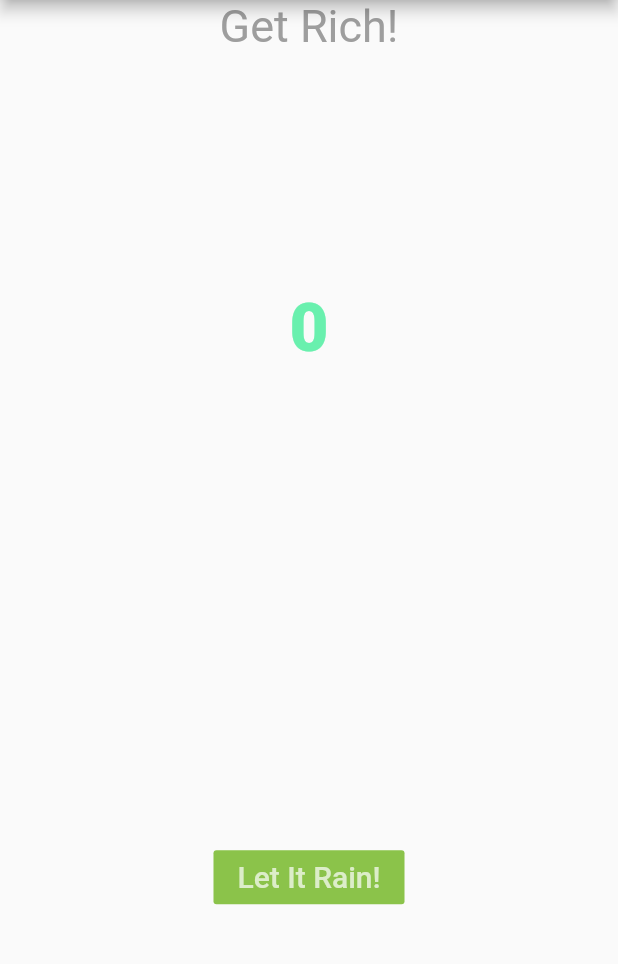
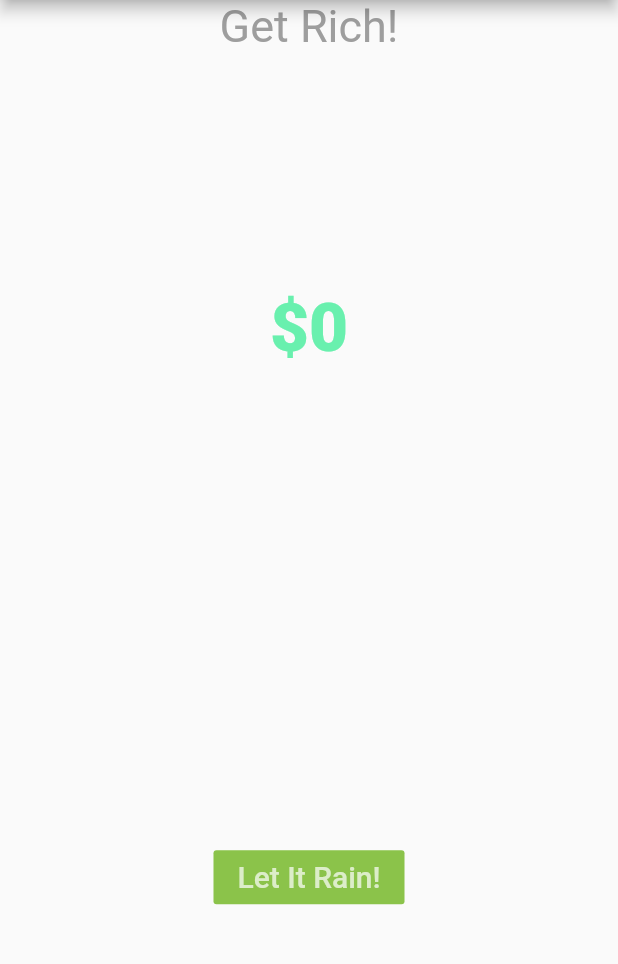
Before and after one commit to ashenmalaka/Flutter_Stateful_App-Make-It-Rain, a Flutter app: the screen it shows after launch, on a phone screen of 412 x 824 dp, the part 84-1048 px from its top. Run offline on Flutter 3.47's test engine with Material 2 defaults, Android fonts, the phone set to English and light mode, and no system bars.

Commit message:
Added $ mark

```diff
--- a/lib/ui/make_it_rain.dart
+++ b/lib/ui/make_it_rain.dart
@@ -43,7 +43,7 @@ class MakeItRainState extends State<MakeItRain> {
 
               new Expanded(
                 child: new Center(
-                  child: new Text("$_moneyCounter",
+                  child: new Text("\$$_moneyCounter",
                     style: new TextStyle(
                       color: Colors.greenAccent,
                       fontSize: 45,
```
